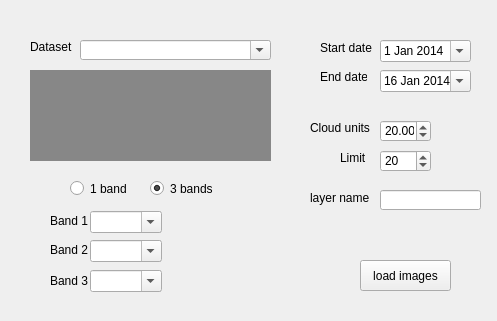
Before: the Qt Designer form downloadGUI.ui in dima4914/gee, drawn with Qt 5.
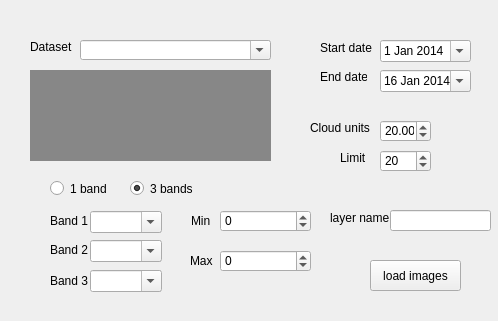
After: the same form once the commit is applied.

Commit message: Realized all conversions and downloading vector to qgis

Patch:
```diff
--- a/downloadGUI.ui
+++ b/downloadGUI.ui
@@ -6,7 +6,7 @@
    <rect>
     <x>0</x>
     <y>0</y>
-    <width>497</width>
+    <width>498</width>
     <height>321</height>
    </rect>
   </property>
@@ -151,7 +151,7 @@
   <widget class="QPushButton" name="loadButton">
    <property name="geometry">
     <rect>
-     <x>360</x>
+     <x>370</x>
      <y>260</y>
      <width>91</width>
      <height>31</height>
@@ -330,7 +330,7 @@
   <widget class="QRadioButton" name="radio1">
    <property name="geometry">
     <rect>
-     <x>70</x>
+     <x>50</x>
      <y>180</y>
      <width>82</width>
      <height>17</height>
@@ -343,7 +343,7 @@
   <widget class="QRadioButton" name="radio3">
    <property name="geometry">
     <rect>
-     <x>150</x>
+     <x>130</x>
      <y>180</y>
      <width>82</width>
      <height>17</height>
@@ -359,8 +359,8 @@
   <widget class="QLabel" name="label_9">
    <property name="geometry">
     <rect>
-     <x>310</x>
-     <y>190</y>
+     <x>330</x>
+     <y>210</y>
      <width>61</width>
      <height>16</height>
     </rect>
@@ -372,13 +372,77 @@
   <widget class="QLineEdit" name="layerName">
    <property name="geometry">
     <rect>
-     <x>380</x>
-     <y>190</y>
+     <x>390</x>
+     <y>210</y>
      <width>101</width>
-     <height>20</height>
+     <height>21</height>
     </rect>
    </property>
   </widget>
+  <widget class="QSpinBox" name="minBox">
+   <property name="geometry">
+    <rect>
+     <x>220</x>
+     <y>210</y>
+     <width>91</width>
+     <height>22</height>
+    </rect>
+   </property>
+   <property name="minimum">
+    <number>-50000</number>
+   </property>
+   <property name="maximum">
+    <number>50000</number>
+   </property>
+   <property name="singleStep">
+    <number>100</number>
+   </property>
+  </widget>
+  <widget class="QSpinBox" name="maxBox">
+   <property name="geometry">
+    <rect>
+     <x>220</x>
+     <y>250</y>
+     <width>91</width>
+     <height>22</height>
+    </rect>
+   </property>
+   <property name="minimum">
+    <number>-50000</number>
+   </property>
+   <property name="maximum">
+    <number>50000</number>
+   </property>
+   <property name="singleStep">
+    <number>100</number>
+   </property>
+  </widget>
+  <widget class="QLabel" name="label_10">
+   <property name="geometry">
+    <rect>
+     <x>191</x>
+     <y>210</y>
+     <width>31</width>
+     <height>21</height>
+    </rect>
+   </property>
+   <property name="text">
+    <string>Min</string>
+   </property>
+  </widget>
+  <widget class="QLabel" name="label_11">
+   <property name="geometry">
+    <rect>
+     <x>190</x>
+     <y>250</y>
+     <width>47</width>
+     <height>21</height>
+    </rect>
+   </property>
+   <property name="text">
+    <string>Max</string>
+   </property>
+  </widget>
  </widget>
  <resources/>
  <connections/>
```
The commit also changes 2 other files.
